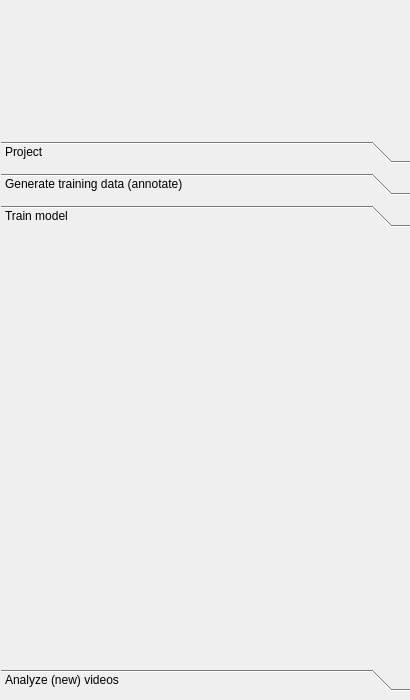
The window that octron/qt_gui/octron.ui (horsto/OCTRON-GUI) describes before a commit, drawn with Qt 5.
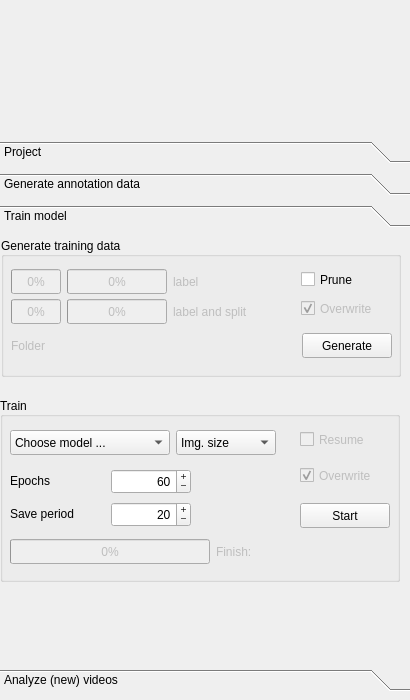
The same window after the commit. The open tabs and pages were chosen to show the change. Icons and pictures are not drawn.

Commit message: Prepared GUI elements for train tab

```diff
--- a/octron/qt_gui/octron.ui
+++ b/octron/qt_gui/octron.ui
@@ -87,7 +87,7 @@
       </property>
      </widget>
     </item>
-    <item alignment="Qt::AlignmentFlag::AlignHCenter|Qt::AlignmentFlag::AlignTop">
+    <item>
      <widget class="QToolBox" name="toolBox">
       <property name="enabled">
        <bool>true</bool>
@@ -348,7 +348,7 @@
          <normaloff>icons/noun-copywriting-7158879.svg</normaloff>icons/noun-copywriting-7158879.svg</iconset>
        </attribute>
        <attribute name="label">
-        <string>Generate training data (annotate)</string>
+        <string>Generate annotation data</string>
        </attribute>
        <attribute name="toolTip">
         <string>Create annotation data for training, i.e. add segmentation or keypoint data on videos.</string>
@@ -1148,6 +1148,762 @@
        <attribute name="toolTip">
         <string>Train a new or existing model with generated training data</string>
        </attribute>
+       <widget class="QWidget" name="verticalLayoutWidget_4">
+        <property name="geometry">
+         <rect>
+          <x>0</x>
+          <y>0</y>
+          <width>402</width>
+          <height>345</height>
+         </rect>
+        </property>
+        <layout class="QVBoxLayout" name="train_vertical_layout" stretch="0,0">
+         <item alignment="Qt::AlignmentFlag::AlignHCenter|Qt::AlignmentFlag::AlignTop">
+          <widget class="QGroupBox" name="train_generate_groupbox">
+           <property name="sizePolicy">
+            <sizepolicy hsizetype="Fixed" vsizetype="Fixed">
+             <horstretch>0</horstretch>
+             <verstretch>0</verstretch>
+            </sizepolicy>
+           </property>
+           <property name="minimumSize">
+            <size>
+             <width>400</width>
+             <height>140</height>
+            </size>
+           </property>
+           <property name="maximumSize">
+            <size>
+             <width>400</width>
+             <height>140</height>
+            </size>
+           </property>
+           <property name="title">
+            <string>Generate training data</string>
+           </property>
+           <property name="alignment">
+            <set>Qt::AlignmentFlag::AlignLeading|Qt::AlignmentFlag::AlignLeft|Qt::AlignmentFlag::AlignVCenter</set>
+           </property>
+           <widget class="QWidget" name="">
+            <property name="geometry">
+             <rect>
+              <x>10</x>
+              <y>30</y>
+              <width>281</width>
+              <height>29</height>
+             </rect>
+            </property>
+            <layout class="QHBoxLayout" name="train_progress_A_horizontalLayout">
+             <item>
+              <widget class="QProgressBar" name="train_polygons_overall_progressbar">
+               <property name="enabled">
+                <bool>false</bool>
+               </property>
+               <property name="sizePolicy">
+                <sizepolicy hsizetype="MinimumExpanding" vsizetype="Fixed">
+                 <horstretch>0</horstretch>
+                 <verstretch>0</verstretch>
+                </sizepolicy>
+               </property>
+               <property name="minimumSize">
+                <size>
+                 <width>50</width>
+                 <height>25</height>
+                </size>
+               </property>
+               <property name="maximumSize">
+                <size>
+                 <width>50</width>
+                 <height>25</height>
+                </size>
+               </property>
+               <property name="toolTip">
+                <string>&lt;html&gt;&lt;head/&gt;&lt;body&gt;&lt;p&gt;Batch predict progress bar&lt;/p&gt;&lt;/body&gt;&lt;/html&gt;</string>
+               </property>
+               <property name="maximum">
+                <number>20</number>
+               </property>
+               <property name="value">
+                <number>0</number>
+               </property>
+               <property name="format">
+                <string>%p%</string>
+               </property>
+              </widget>
+             </item>
+             <item>
+              <widget class="QProgressBar" name="train_polygons_frames_progressbar">
+               <property name="enabled">
+                <bool>false</bool>
+               </property>
+               <property name="sizePolicy">
+                <sizepolicy hsizetype="MinimumExpanding" vsizetype="Fixed">
+                 <horstretch>0</horstretch>
+                 <verstretch>0</verstretch>
+                </sizepolicy>
+               </property>
+               <property name="minimumSize">
+                <size>
+                 <width>100</width>
+                 <height>25</height>
+                </size>
+               </property>
+               <property name="maximumSize">
+                <size>
+                 <width>100</width>
+                 <height>25</height>
+                </size>
+               </property>
+               <property name="toolTip">
+                <string>&lt;html&gt;&lt;head/&gt;&lt;body&gt;&lt;p&gt;Batch predict progress bar&lt;/p&gt;&lt;/body&gt;&lt;/html&gt;</string>
+               </property>
+               <property name="maximum">
+                <number>20</number>
+               </property>
+               <property name="value">
+                <number>0</number>
+               </property>
+               <property name="format">
+                <string>%p%</string>
+               </property>
+              </widget>
+             </item>
+             <item>
+              <widget class="QLabel" name="train_polygons_label">
+               <property name="enabled">
+                <bool>false</bool>
+               </property>
+               <property name="minimumSize">
+                <size>
+                 <width>0</width>
+                 <height>25</height>
+                </size>
+               </property>
+               <property name="maximumSize">
+                <size>
+                 <width>16777215</width>
+                 <height>25</height>
+                </size>
+               </property>
+               <property name="text">
+                <string>label</string>
+               </property>
+              </widget>
+             </item>
+            </layout>
+           </widget>
+           <widget class="QWidget" name="layoutWidget">
+            <property name="geometry">
+             <rect>
+              <x>10</x>
+              <y>60</y>
+              <width>281</width>
+              <height>29</height>
+             </rect>
+            </property>
+            <layout class="QHBoxLayout" name="train_progress_B_horizontalLayout">
+             <item>
+              <widget class="QProgressBar" name="train_export_overall_progressbar">
+               <property name="enabled">
+                <bool>false</bool>
+               </property>
+               <property name="sizePolicy">
+                <sizepolicy hsizetype="MinimumExpanding" vsizetype="Fixed">
+                 <horstretch>0</horstretch>
+                 <verstretch>0</verstretch>
+                </sizepolicy>
+               </property>
+               <property name="minimumSize">
+                <size>
+                 <width>50</width>
+                 <height>25</height>
+                </size>
+               </property>
+               <property name="maximumSize">
+                <size>
+                 <width>50</width>
+                 <height>25</height>
+                </size>
+               </property>
+               <property name="toolTip">
+                <string>&lt;html&gt;&lt;head/&gt;&lt;body&gt;&lt;p&gt;Batch predict progress bar&lt;/p&gt;&lt;/body&gt;&lt;/html&gt;</string>
+               </property>
+               <property name="maximum">
+                <number>20</number>
+               </property>
+               <property name="value">
+                <number>0</number>
+               </property>
+               <property name="format">
+                <string>%p%</string>
+               </property>
+              </widget>
+             </item>
+             <item>
+              <widget class="QProgressBar" name="train_export_frames_progressbar">
+               <property name="enabled">
+                <bool>false</bool>
+               </property>
+               <property name="sizePolicy">
+                <sizepolicy hsizetype="MinimumExpanding" vsizetype="Fixed">
+                 <horstretch>0</horstretch>
+                 <verstretch>0</verstretch>
+                </sizepolicy>
+               </property>
+               <property name="minimumSize">
+                <size>
+                 <width>100</width>
+                 <height>25</height>
+                </size>
+               </property>
+               <property name="maximumSize">
+                <size>
+                 <width>100</width>
+                 <height>25</height>
+                </size>
+               </property>
+               <property name="toolTip">
+                <string>&lt;html&gt;&lt;head/&gt;&lt;body&gt;&lt;p&gt;Batch predict progress bar&lt;/p&gt;&lt;/body&gt;&lt;/html&gt;</string>
+               </property>
+               <property name="maximum">
+                <number>20</number>
+               </property>
+               <property name="value">
+                <number>0</number>
+               </property>
+               <property name="format">
+                <string>%p%</string>
+               </property>
+              </widget>
+             </item>
+             <item>
+              <widget class="QLabel" name="train_export_label">
+               <property name="enabled">
+                <bool>false</bool>
+               </property>
+               <property name="minimumSize">
+                <size>
+                 <width>0</width>
+                 <height>25</height>
+                </size>
+               </property>
+               <property name="maximumSize">
+                <size>
+                 <width>16777215</width>
+                 <height>25</height>
+                </size>
+               </property>
+               <property name="text">
+                <string>label and split</string>
+               </property>
+              </widget>
+             </item>
+            </layout>
+           </widget>
+           <widget class="QWidget" name="">
+            <property name="geometry">
+             <rect>
+              <x>300</x>
+              <y>30</y>
+              <width>90</width>
+              <height>51</height>
+             </rect>
+            </property>
+            <layout class="QVBoxLayout" name="train_checkboxes_verticalLayout">
+             <item>
+              <widget class="QCheckBox" name="train_prune_checkBox">
+               <property name="minimumSize">
+                <size>
+                 <width>90</width>
+                 <height>25</height>
+                </size>
+               </property>
+               <property name="maximumSize">
+                <size>
+                 <width>90</width>
+                 <height>25</height>
+                </size>
+               </property>
+               <property name="text">
+                <string>Prune</string>
+               </property>
+              </widget>
+             </item>
+             <item>
+              <widget class="QCheckBox" name="train_data_overwrite_checkBox">
+               <property name="enabled">
+                <bool>false</bool>
+               </property>
+               <property name="minimumSize">
+                <size>
+                 <width>90</width>
+                 <height>25</height>
+                </size>
+               </property>
+               <property name="maximumSize">
+                <size>
+                 <width>90</width>
+                 <height>25</height>
+                </size>
+               </property>
+               <property name="text">
+                <string>Overwrite</string>
+               </property>
+               <property name="checked">
+                <bool>true</bool>
+               </property>
+              </widget>
+             </item>
+            </layout>
+           </widget>
+           <widget class="QWidget" name="">
+            <property name="geometry">
+             <rect>
+              <x>10</x>
+              <y>90</y>
+              <width>381</width>
+              <height>37</height>
+             </rect>
+            </property>
+            <layout class="QHBoxLayout" name="train_folder_btn_horizontalLayout">
+             <item alignment="Qt::AlignmentFlag::AlignLeft|Qt::AlignmentFlag::AlignVCenter">
+              <widget class="QLabel" name="training_data_folder_label">
+               <property name="enabled">
+                <bool>false</bool>
+               </property>
+               <property name="minimumSize">
+                <size>
+                 <width>275</width>
+                 <height>25</height>
+                </size>
+               </property>
+               <property name="maximumSize">
+                <size>
+                 <width>275</width>
+                 <height>25</height>
+                </size>
+               </property>
+               <property name="text">
+                <string>Folder</string>
+               </property>
+              </widget>
+             </item>
+             <item alignment="Qt::AlignmentFlag::AlignRight|Qt::AlignmentFlag::AlignVCenter">
+              <widget class="QPushButton" name="generate_training_data_btn">
+               <property name="minimumSize">
+                <size>
+                 <width>90</width>
+                 <height>25</height>
+                </size>
+               </property>
+               <property name="maximumSize">
+                <size>
+                 <width>90</width>
+                 <height>25</height>
+                </size>
+               </property>
+               <property name="text">
+                <string>Generate</string>
+               </property>
+              </widget>
+             </item>
+            </layout>
+           </widget>
+          </widget>
+         </item>
+         <item>
+          <widget class="QGroupBox" name="train_train_groupbox">
+           <property name="sizePolicy">
+            <sizepolicy hsizetype="Fixed" vsizetype="Fixed">
+             <horstretch>0</horstretch>
+             <verstretch>0</verstretch>
+            </sizepolicy>
+           </property>
+           <property name="minimumSize">
+            <size>
+             <width>400</width>
+             <height>185</height>
+            </size>
+           </property>
+           <property name="maximumSize">
+            <size>
+             <width>400</width>
+             <height>185</height>
+            </size>
+           </property>
+           <property name="title">
+            <string>Train</string>
+           </property>
+           <property name="alignment">
+            <set>Qt::AlignmentFlag::AlignLeading|Qt::AlignmentFlag::AlignLeft|Qt::AlignmentFlag::AlignVCenter</set>
+           </property>
+           <widget class="QWidget" name="">
+            <property name="geometry">
+             <rect>
+              <x>10</x>
+              <y>70</y>
+              <width>191</width>
+              <height>62</height>
+             </rect>
+            </property>
+            <layout class="QGridLayout" name="train_grid_layout">
+             <property name="rightMargin">
+              <number>10</number>
+             </property>
+             <item row="0" column="0" alignment="Qt::AlignmentFlag::AlignLeft|Qt::AlignmentFlag::AlignVCenter">
+              <widget class="QLabel" name="num_epochs_label">
+               <property name="sizePolicy">
+                <sizepolicy hsizetype="Expanding" vsizetype="Preferred">
+                 <horstretch>0</horstretch>
+                 <verstretch>0</verstretch>
+                </sizepolicy>
+               </property>
+               <property name="minimumSize">
+                <size>
+                 <width>100</width>
+                 <height>0</height>
+                </size>
+               </property>
+               <property name="maximumSize">
+                <size>
+                 <width>100</width>
+                 <height>25</height>
+                </size>
+               </property>
+               <property name="text">
+                <string>Epochs</string>
+               </property>
+              </widget>
+             </item>
+             <item row="1" column="0" alignment="Qt::AlignmentFlag::AlignLeft|Qt::AlignmentFlag::AlignVCenter">
+              <widget class="QLabel" name="save_period_label">
+               <property name="sizePolicy">
+                <sizepolicy hsizetype="Expanding" vsizetype="Preferred">
+                 <horstretch>0</horstretch>
+                 <verstretch>0</verstretch>
+                </sizepolicy>
+               </property>
+               <property name="minimumSize">
+                <size>
+                 <width>100</width>
+                 <height>0</height>
+                </size>
+               </property>
+               <property name="maximumSize">
+                <size>
+                 <width>100</width>
+                 <height>25</height>
+                </size>
+               </property>
+               <property name="text">
+                <string>Save period</string>
+               </property>
+              </widget>
+             </item>
+             <item row="0" column="1" alignment="Qt::AlignmentFlag::AlignRight">
+              <widget class="QSpinBox" name="num_epochs_input">
+               <property name="sizePolicy">
+                <sizepolicy hsizetype="Fixed" vsizetype="Fixed">
+                 <horstretch>0</horstretch>
+                 <verstretch>0</verstretch>
+                </sizepolicy>
+               </property>
+               <property name="minimumSize">
+                <size>
+                 <width>80</width>
+                 <height>25</height>
+                </size>
+               </property>
+               <property name="maximumSize">
+                <size>
+                 <width>80</width>
+                 <height>25</height>
+                </size>
+               </property>
+               <property name="alignment">
+                <set>Qt::AlignmentFlag::AlignRight|Qt::AlignmentFlag::AlignTrailing|Qt::AlignmentFlag::AlignVCenter</set>
+               </property>
+               <property name="buttonSymbols">
+                <enum>QAbstractSpinBox::ButtonSymbols::PlusMinus</enum>
+               </property>
+               <property name="minimum">
+                <number>1</number>
+               </property>
+               <property name="maximum">
+                <number>900</number>
+               </property>
+               <property name="singleStep">
+                <number>10</number>
+               </property>
+               <property name="value">
+                <number>60</number>
+               </property>
+              </widget>
+             </item>
+             <item row="1" column="1" alignment="Qt::AlignmentFlag::AlignRight">
+              <widget class="QSpinBox" name="save_period_input">
+               <property name="sizePolicy">
+                <sizepolicy hsizetype="Fixed" vsizetype="Fixed">
+                 <horstretch>0</horstretch>
+                 <verstretch>0</verstretch>
+                </sizepolicy>
+               </property>
+               <property name="minimumSize">
+                <size>
+                 <width>80</width>
+                 <height>25</height>
+                </size>
+               </property>
+               <property name="maximumSize">
+                <size>
+                 <width>80</width>
+                 <height>25</height>
+                </size>
+               </property>
+               <property name="alignment">
+                <set>Qt::AlignmentFlag::AlignRight|Qt::AlignmentFlag::AlignTrailing|Qt::AlignmentFlag::AlignVCenter</set>
+               </property>
+               <property name="buttonSymbols">
+                <enum>QAbstractSpinBox::ButtonSymbols::PlusMinus</enum>
+               </property>
+               <property name="minimum">
+                <number>2</number>
+               </property>
+               <property name="maximum">
+                <number>100</number>
+               </property>
+               <property name="singleStep">
+                <number>15</number>
+               </property>
+               <property name="value">
+                <number>20</number>
+               </property>
+              </widget>
+             </item>
+            </layout>
+           </widget>
+           <widget class="QWidget" name="">
+            <property name="geometry">
+             <rect>
+              <x>300</x>
+              <y>30</y>
+              <width>91</width>
+              <height>101</height>
+             </rect>
+            </property>
+            <layout class="QVBoxLayout" name="train_verticalLayout">
+             <item alignment="Qt::AlignmentFlag::AlignLeft|Qt::AlignmentFlag::AlignTop">
+              <widget class="QCheckBox" name="train_resume_checkBox">
+               <property name="enabled">
+                <bool>false</bool>
+               </property>
+               <property name="minimumSize">
+                <size>
+                 <width>90</width>
+                 <height>25</height>
+                </size>
+               </property>
+               <property name="maximumSize">
+                <size>
+                 <width>90</width>
+                 <height>25</height>
+                </size>
+               </property>
+               <property name="text">
+                <string>Resume</string>
+               </property>
+              </widget>
+             </item>
+             <item alignment="Qt::AlignmentFlag::AlignLeft|Qt::AlignmentFlag::AlignTop">
+              <widget class="QCheckBox" name="train_training_overwrite_checkBox">
+               <property name="enabled">
+                <bool>false</bool>
+               </property>
+               <property name="minimumSize">
+                <size>
+                 <width>90</width>
+                 <height>25</height>
+                </size>
+               </property>
+               <property name="maximumSize">
+                <size>
+                 <width>90</width>
+                 <height>25</height>
+                </size>
+               </property>
+               <property name="text">
+                <string>Overwrite</string>
+               </property>
+               <property name="checked">
+                <bool>true</bool>
+               </property>
+              </widget>
+             </item>
+             <item alignment="Qt::AlignmentFlag::AlignHCenter|Qt::AlignmentFlag::AlignBottom">
+              <widget class="QPushButton" name="start_stop_training_btn">
+               <property name="minimumSize">
+                <size>
+                 <width>90</width>
+                 <height>25</height>
+                </size>
+               </property>
+               <property name="maximumSize">
+                <size>
+                 <width>90</width>
+                 <height>25</height>
+                </size>
+               </property>
+               <property name="text">
+                <string>Start</string>
+               </property>
+              </widget>
+             </item>
+            </layout>
+           </widget>
+           <widget class="QWidget" name="">
+            <property name="geometry">
+             <rect>
+              <x>10</x>
+              <y>30</y>
+              <width>284</width>
+              <height>31</height>
+             </rect>
+            </property>
+            <layout class="QHBoxLayout" name="model_choose_horizontalLayout">
+             <item alignment="Qt::AlignmentFlag::AlignLeft|Qt::AlignmentFlag::AlignVCenter">
+              <widget class="QComboBox" name="yolomodel_list">
+               <property name="minimumSize">
+                <size>
+                 <width>160</width>
+                 <height>25</height>
+                </size>
+               </property>
+               <property name="maximumSize">
+                <size>
+                 <width>160</width>
+                 <height>25</height>
+                </size>
+               </property>
+               <item>
+                <property name="text">
+                 <string>Choose model ...</string>
+                </property>
+               </item>
+              </widget>
+             </item>
+             <item alignment="Qt::AlignmentFlag::AlignLeft|Qt::AlignmentFlag::AlignVCenter">
+              <widget class="QComboBox" name="yoloimagesize_list">
+               <property name="minimumSize">
+                <size>
+                 <width>100</width>
+                 <height>25</height>
+                </size>
+               </property>
+               <property name="maximumSize">
+                <size>
+                 <width>100</width>
+                 <height>25</height>
+                </size>
+               </property>
+               <item>
+                <property name="text">
+                 <string>Img. size</string>
+                </property>
+               </item>
+               <item>
+                <property name="text">
+                 <string>256</string>
+                </property>
+               </item>
+               <item>
+                <property name="text">
+                 <string>512</string>
+                </property>
+               </item>
+               <item>
+                <property name="text">
+                 <string>1024</string>
+                </property>
+               </item>
+              </widget>
+             </item>
+            </layout>
+           </widget>
+           <widget class="QWidget" name="">
+            <property name="geometry">
+             <rect>
+              <x>10</x>
+              <y>140</y>
+              <width>381</width>
+              <height>29</height>
+             </rect>
+            </property>
+            <layout class="QHBoxLayout" name="epochs_horizontalLayout">
+             <item alignment="Qt::AlignmentFlag::AlignLeft|Qt::AlignmentFlag::AlignVCenter">
+              <widget class="QProgressBar" name="train_epochs_progressbar">
+               <property name="enabled">
+                <bool>false</bool>
+               </property>
+               <property name="sizePolicy">
+                <sizepolicy hsizetype="MinimumExpanding" vsizetype="Fixed">
+                 <horstretch>0</horstretch>
+                 <verstretch>0</verstretch>
+                </sizepolicy>
+               </property>
+               <property name="minimumSize">
+                <size>
+                 <width>200</width>
+                 <height>25</height>
+                </size>
+               </property>
+               <property name="maximumSize">
+                <size>
+                 <width>200</width>
+                 <height>25</height>
+                </size>
+               </property>
+               <property name="toolTip">
+                <string>&lt;html&gt;&lt;head/&gt;&lt;body&gt;&lt;p&gt;Batch predict progress bar&lt;/p&gt;&lt;/body&gt;&lt;/html&gt;</string>
+               </property>
+               <property name="maximum">
+                <number>20</number>
+               </property>
+               <property name="value">
+                <number>0</number>
+               </property>
+               <property name="format">
+                <string>%p%</string>
+               </property>
+              </widget>
+             </item>
+             <item alignment="Qt::AlignmentFlag::AlignLeft|Qt::AlignmentFlag::AlignVCenter">
+              <widget class="QLabel" name="train_finishtime_label">
+               <property name="enabled">
+                <bool>false</bool>
+               </property>
+               <property name="minimumSize">
+                <size>
+                 <width>150</width>
+                 <height>25</height>
+                </size>
+               </property>
+               <property name="maximumSize">
+                <size>
+                 <width>150</width>
+                 <height>25</height>
+                </size>
+               </property>
+               <property name="text">
+                <string>Finish:</string>
+               </property>
+              </widget>
+             </item>
+            </layout>
+           </widget>
+          </widget>
+         </item>
+        </layout>
+       </widget>
       </widget>
       <widget class="QWidget" name="predict_tab">
        <property name="geometry">
```
Left out of the diff: 120 changed lines with no effect on the pictures. The commit also changes 3 other files.
